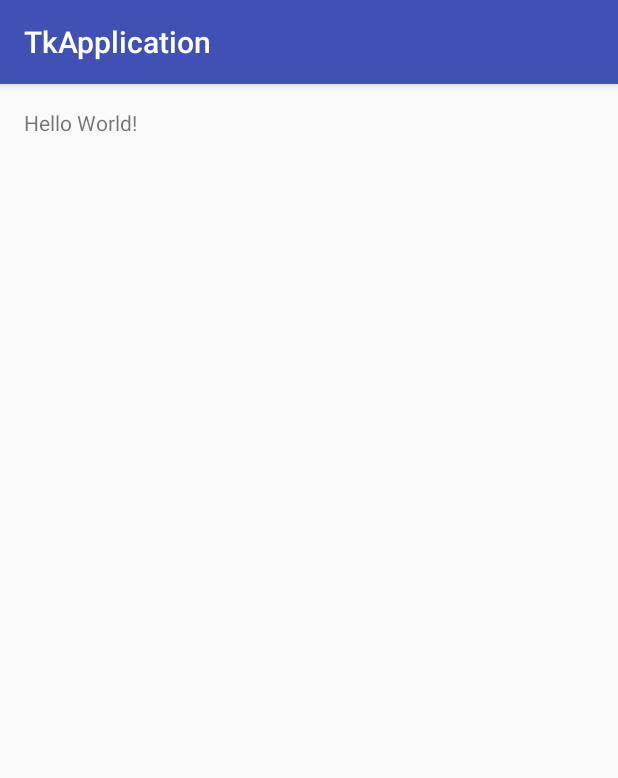
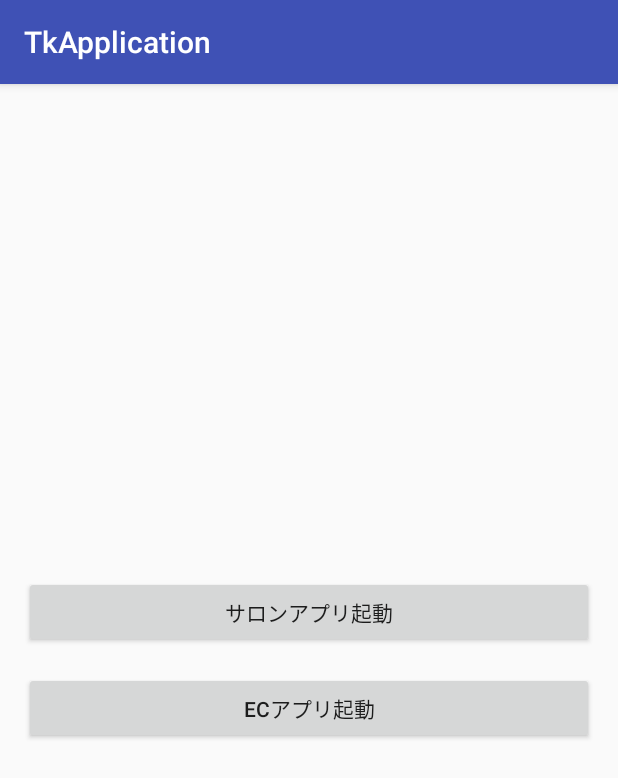
Before and after one commit to Kohei0309/TkApp-for-Android, an Android app: the screen it shows after launch (MainActivity), on a phone screen of 412 x 824 dp. Shown: the top 778 px of the screen. Run offline under Robolectric (Android 15) with nearby library versions, the phone set to English and light mode, and no system bars; our stand-ins replace data binding; 4 statements that could not run were skipped.

Commit message:
テスト版を作成

```diff
--- a/App/app/src/main/java/tk/com/tkapplication/MainActivity.java
+++ b/App/app/src/main/java/tk/com/tkapplication/MainActivity.java
@@ -1,13 +1,32 @@
 package tk.com.tkapplication;
 
+import android.databinding.BaseObservable;
+import android.databinding.DataBindingUtil;
+import android.os.Bundle;
 import android.support.v7.app.AppCompatActivity;
-import android.os.Bundle;
+import android.view.View;
+
+import tk.com.tkapplication.databinding.ActivityMainBinding;
 
 public class MainActivity extends AppCompatActivity {
 
     @Override
     protected void onCreate(Bundle savedInstanceState) {
         super.onCreate(savedInstanceState);
-        setContentView(R.layout.activity_main);
+        ActivityMainBinding binding = DataBindingUtil.setContentView(this, R.layout.activity_main);
+
+        MainViewModel viewModel = new MainViewModel();
+        binding.setViewModel(viewModel);
+    }
+
+    public class MainViewModel extends BaseObservable {
+
+        public void onClickButtonSalonApp(View view) {
+            startActivity(HybridActivity.createIntent(getBaseContext(), "https://adspecial008.wixsite.com/salon"));
+        }
+
+        public void onClickButtonEcApp(View view) {
+            startActivity(HybridActivity.createIntent(getBaseContext(), "https://adspecial008.wixsite.com/mysite-2"));
+        }
     }
 }
--- a/App/app/src/main/res/layout/activity_main.xml
+++ b/App/app/src/main/res/layout/activity_main.xml
@@ -1,17 +1,33 @@
 <?xml version="1.0" encoding="utf-8"?>
-<RelativeLayout xmlns:android="http://schemas.android.com/apk/res/android"
-    xmlns:tools="http://schemas.android.com/tools"
-    android:id="@+id/activity_main"
-    android:layout_width="match_parent"
-    android:layout_height="match_parent"
-    android:paddingBottom="@dimen/activity_vertical_margin"
-    android:paddingLeft="@dimen/activity_horizontal_margin"
-    android:paddingRight="@dimen/activity_horizontal_margin"
-    android:paddingTop="@dimen/activity_vertical_margin"
-    tools:context="tk.com.tkapplication.MainActivity">
+<layout xmlns:android="http://schemas.android.com/apk/res/android">
 
-    <TextView
-        android:layout_width="wrap_content"
-        android:layout_height="wrap_content"
-        android:text="Hello World!" />
-</RelativeLayout>
+    <data>
+
+        <variable
+            name="viewModel"
+            type="tk.com.tkapplication.MainActivity.MainViewModel" />
+    </data>
+
+    <LinearLayout
+        android:layout_width="match_parent"
+        android:layout_height="match_parent"
+        android:gravity="center"
+        android:orientation="vertical"
+        android:padding="16dp">
+
+        <Button
+            android:layout_width="match_parent"
+            android:layout_height="wrap_content"
+            android:onClick="@{viewModel.onClickButtonSalonApp}"
+            android:text="サロンアプリ起動" />
+
+        <Button
+            android:layout_width="match_parent"
+            android:layout_height="wrap_content"
+            android:layout_marginTop="16dp"
+            android:onClick="@{viewModel.onClickButtonEcApp}"
+            android:text="ECアプリ起動" />
+
+    </LinearLayout>
+
+</layout>
--- a/App/build.gradle
+++ b/App/build.gradle
@@ -6,9 +6,7 @@ buildscript {
     }
     dependencies {
         classpath 'com.android.tools.build:gradle:2.2.3'
-
-        // NOTE: Do not place your application dependencies here; they belong
-        // in the individual module build.gradle files
+        classpath 'me.tatarka:gradle-retrolambda:2.5.0'
     }
 }
 
```
Also changed, not shown: App/app/build.gradle (+50 -3 lines), App/app/src/main/AndroidManifest.xml (+13 -1 lines), App/app/src/main/java/tk/com/tkapplication/BrowseUtil.java (added, +51 -0 lines), App/app/src/main/java/tk/com/tkapplication/HybridActivity.java (added, +164 -0 lines), App/app/src/main/res/layout/activity_hybrid.xml (added, +29 -0 lines), 1 other file.
